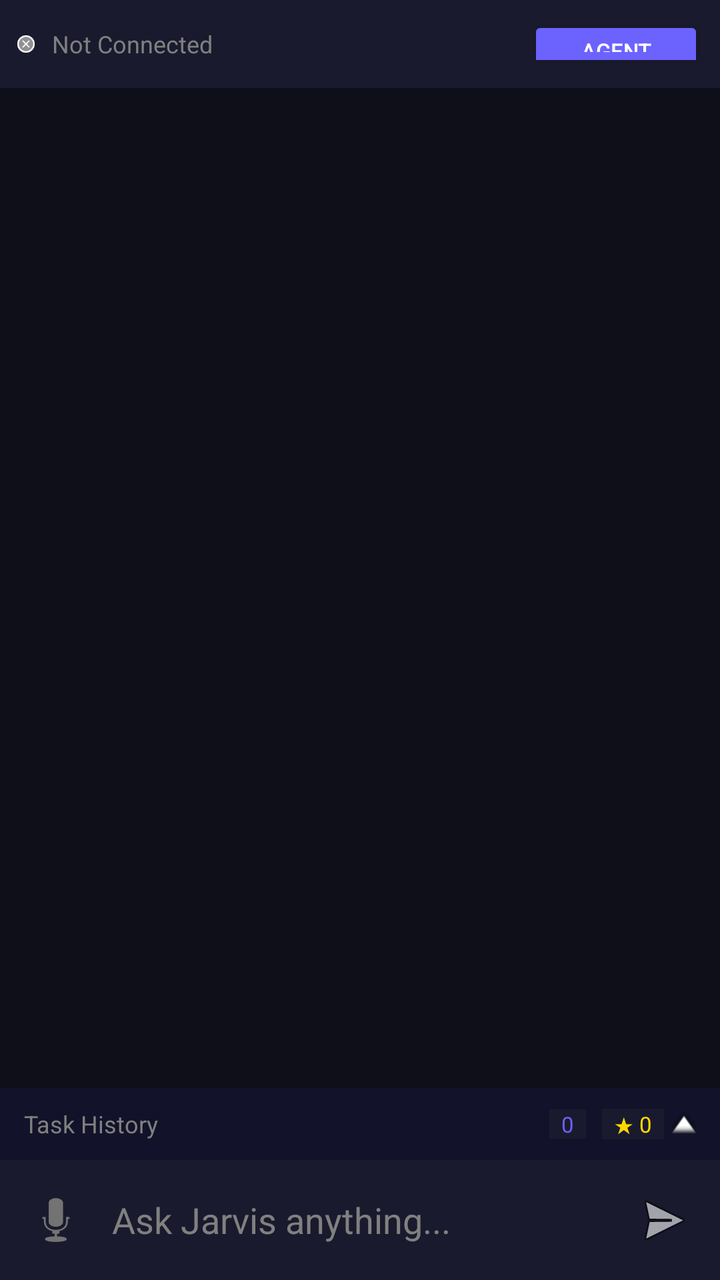
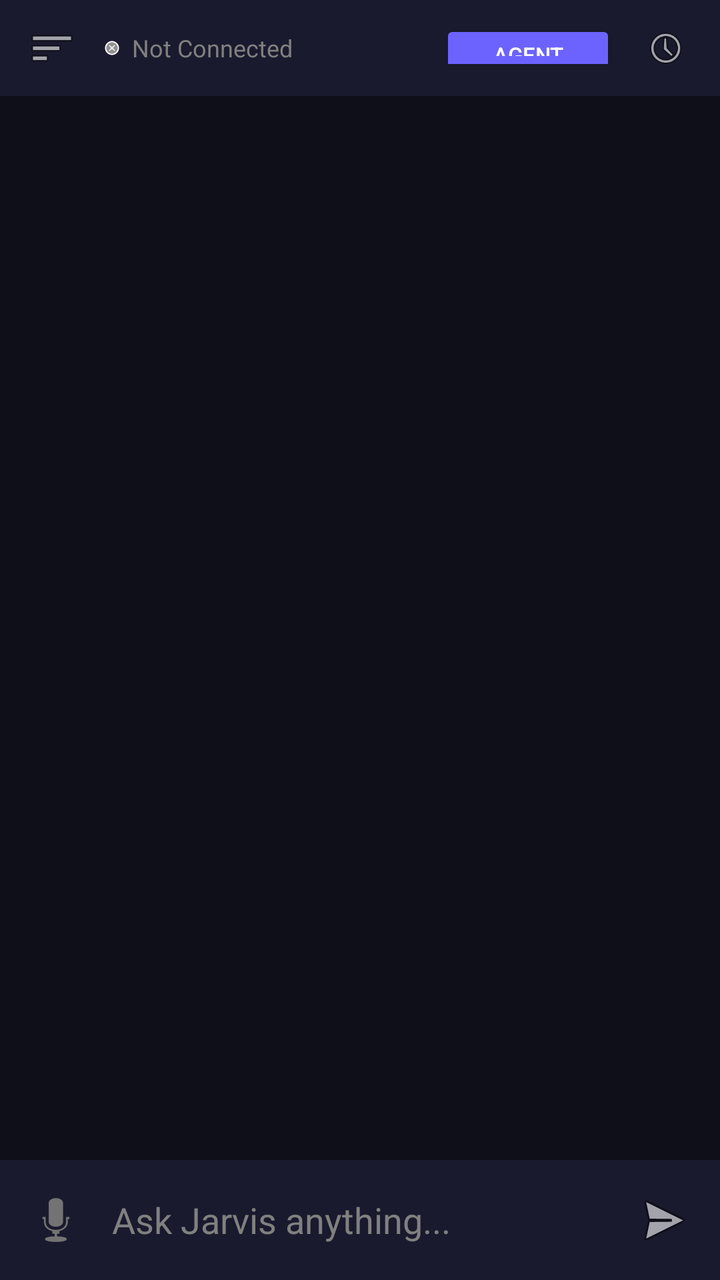

An Android layout rendered at two revisions. The XML below is the earlier revision; the diff shows what the commit changed to produce the second picture.
<!-- AndroidManifest.xml: application theme Theme.JarvisAgent -->
<!-- res/layout/activity_main.xml -->
<?xml version="1.0" encoding="utf-8"?>
<FrameLayout
    xmlns:android="http://schemas.android.com/apk/res/android"
    android:layout_width="match_parent"
    android:layout_height="match_parent"
    android:background="#0F0F1A"
    android:fitsSystemWindows="true">

    
    <LinearLayout
        android:layout_width="match_parent"
        android:layout_height="match_parent"
        android:orientation="vertical">

        
        <LinearLayout
            android:id="@+id/statusBar"
            android:layout_width="match_parent"
            android:layout_height="wrap_content"
            android:orientation="horizontal"
            android:padding="8dp"
            android:gravity="center_vertical"
            android:background="#1A1A2E">

            <View
                android:id="@+id/statusIndicator"
                android:layout_width="10dp"
                android:layout_height="10dp"
                android:background="@android:drawable/presence_offline" />

            <TextView
                android:id="@+id/statusText"
                android:layout_width="0dp"
                android:layout_height="wrap_content"
                android:layout_weight="1"
                android:layout_marginStart="8dp"
                android:text="Not Connected"
                android:textColor="#808080"
                android:textSize="12sp" />

            <ToggleButton
                android:id="@+id/modeToggle"
                android:layout_width="wrap_content"
                android:layout_height="28dp"
                android:textOn="Chat"
                android:textOff="Agent"
                android:textSize="11sp"
                android:backgroundTint="#6C63FF"
                android:textColor="#FFFFFF" />

            <ProgressBar
                android:id="@+id/progressBar"
                android:layout_width="20dp"
                android:layout_height="20dp"
                android:layout_marginStart="8dp"
                android:visibility="gone" />
        </LinearLayout>

        
        <ListView
            android:id="@+id/messageList"
            android:layout_width="match_parent"
            android:layout_height="0dp"
            android:layout_weight="1"
            android:clipToPadding="false"
            android:padding="8dp"
            android:divider="@null"
            android:dividerHeight="4dp"
            android:stackFromBottom="true"
            android:transcriptMode="alwaysScroll" />

        
        <LinearLayout
            android:id="@+id/taskHistoryBar"
            android:layout_width="match_parent"
            android:layout_height="36dp"
            android:orientation="horizontal"
            android:gravity="center_vertical"
            android:paddingStart="12dp"
            android:paddingEnd="12dp"
            android:background="#12122A"
            android:clickable="true"
            android:focusable="true">

            <TextView
                android:layout_width="0dp"
                android:layout_height="wrap_content"
                android:layout_weight="1"
                android:text="Task History"
                android:textColor="#808080"
                android:textSize="12sp" />

            <TextView
                android:id="@+id/taskCountBadge"
                android:layout_width="wrap_content"
                android:layout_height="wrap_content"
                android:text="0"
                android:textColor="#6C63FF"
                android:textSize="11sp"
                android:paddingStart="6dp"
                android:paddingEnd="6dp"
                android:background="#1A1A2E"
                android:layout_marginEnd="8dp" />

            <TextView
                android:id="@+id/starredCountBadge"
                android:layout_width="wrap_content"
                android:layout_height="wrap_content"
                android:text="★ 0"
                android:textColor="#FFD700"
                android:textSize="11sp"
                android:paddingStart="6dp"
                android:paddingEnd="6dp"
                android:background="#1A1A2E"
                android:layout_marginEnd="4dp" />

            <View
                android:layout_width="12dp"
                android:layout_height="12dp"
                android:background="@android:drawable/arrow_up_float" />
        </LinearLayout>

        
        <LinearLayout
            android:layout_width="match_parent"
            android:layout_height="wrap_content"
            android:orientation="horizontal"
            android:padding="8dp"
            android:gravity="center_vertical"
            android:background="#1A1A2E">

            <ImageButton
                android:id="@+id/voiceButton"
                android:layout_width="40dp"
                android:layout_height="40dp"
                android:src="@android:drawable/ic_btn_speak_now"
                android:background="?android:attr/selectableItemBackgroundBorderless"
                android:contentDescription="Voice input" />

            <EditText
                android:id="@+id/messageInput"
                android:layout_width="0dp"
                android:layout_height="wrap_content"
                android:layout_weight="1"
                android:layout_marginStart="8dp"
                android:layout_marginEnd="8dp"
                android:background="@android:color/transparent"
                android:hint="Ask Jarvis anything..."
                android:textColorHint="#808080"
                android:textColor="#E0E0E0"
                android:minHeight="44dp"
                android:maxLines="4"
                android:inputType="textMultiLine"
                android:imeOptions="actionSend" />

            <ImageButton
                android:id="@+id/sendButton"
                android:layout_width="40dp"
                android:layout_height="40dp"
                android:src="@android:drawable/ic_menu_send"
                android:background="?android:attr/selectableItemBackgroundBorderless"
                android:contentDescription="Send" />
        </LinearLayout>
    </LinearLayout>

    
    <FrameLayout
        android:id="@+id/taskHistoryOverlay"
        android:layout_width="match_parent"
        android:layout_height="match_parent"
        android:background="#AA000000"
        android:visibility="gone"
        android:clickable="true"
        android:focusable="true">

        <LinearLayout
            android:id="@+id/taskHistoryDrawer"
            android:layout_width="match_parent"
            android:layout_height="match_parent"
            android:layout_gravity="bottom"
            android:orientation="vertical"
            android:background="#0F0F1A"
            android:paddingTop="16dp">

            
            <LinearLayout
                android:layout_width="match_parent"
                android:layout_height="wrap_content"
                android:orientation="horizontal"
                android:gravity="center_vertical"
                android:paddingStart="16dp"
                android:paddingEnd="16dp"
                android:paddingBottom="12dp">

                <TextView
                    android:layout_width="0dp"
                    android:layout_height="wrap_content"
                    android:layout_weight="1"
                    android:text="Task History"
                    android:textColor="#E0E0E0"
                    android:textSize="18sp"
                    android:textStyle="bold" />

                <TextView
                    android:id="@+id/drawerStarredCount"
                    android:layout_width="wrap_content"
                    android:layout_height="wrap_content"
                    android:text="★ Starred: 0"
                    android:textColor="#FFD700"
                    android:textSize="13sp"
                    android:layout_marginEnd="12dp" />

                <ImageButton
                    android:id="@+id/closeDrawerButton"
                    android:layout_width="32dp"
                    android:layout_height="32dp"
                    android:src="@android:drawable/ic_menu_close_clear_cancel"
                    android:background="?android:attr/selectableItemBackgroundBorderless"
                    android:contentDescription="Close"
                    android:scaleType="centerInside" />
            </LinearLayout>

            
            <TextView
                android:id="@+id/starredSectionHeader"
                android:layout_width="match_parent"
                android:layout_height="wrap_content"
                android:paddingStart="16dp"
                android:paddingEnd="16dp"
                android:paddingTop="8dp"
                android:paddingBottom="4dp"
                android:text="★ Saved Forever"
                android:textColor="#FFD700"
                android:textSize="13sp"
                android:visibility="gone" />

            <ListView
                android:id="@+id/starredTaskList"
                android:layout_width="match_parent"
                android:layout_height="0dp"
                android:layout_weight="1"
                android:divider="@null"
                android:dividerHeight="2dp"
                android:paddingStart="8dp"
                android:paddingEnd="8dp"
                android:visibility="gone" />

            
            <TextView
                android:id="@+id/todaySectionHeader"
                android:layout_width="match_parent"
                android:layout_height="wrap_content"
                android:paddingStart="16dp"
                android:paddingEnd="16dp"
                android:paddingTop="12dp"
                android:paddingBottom="4dp"
                android:text="Today's Tasks"
                android:textColor="#6C63FF"
                android:textSize="13sp"
                android:visibility="gone" />

            <ListView
                android:id="@+id/todayTaskList"
                android:layout_width="match_parent"
                android:layout_height="0dp"
                android:layout_weight="1"
                android:divider="@null"
                android:dividerHeight="2dp"
                android:paddingStart="8dp"
                android:paddingEnd="8dp" />

            
            <TextView
                android:id="@+id/emptyTaskMessage"
                android:layout_width="match_parent"
                android:layout_height="0dp"
                android:layout_weight="1"
                android:gravity="center"
                android:text="No tasks yet.\nYour tasks will appear here."
                android:textColor="#606060"
                android:textSize="14sp"
                android:visibility="gone" />

            
            <TextView
                android:layout_width="match_parent"
                android:layout_height="wrap_content"
                android:gravity="center"
                android:padding="12dp"
                android:text="Star a task to save it forever • Unstarred tasks expire in 24h or after 5 tasks"
                android:textColor="#505050"
                android:textSize="11sp" />
        </LinearLayout>
    </FrameLayout>
</FrameLayout>
<!-- resources referenced by this layout -->
<resources>
  <style name="Theme.JarvisAgent" parent="android:Theme.DeviceDefault.NoActionBar">
          <item name="android:windowBackground">@color/background</item>
          <item name="android:statusBarColor">@color/surface</item>
          <item name="android:navigationBarColor">@color/surface</item>
          <item name="android:textColorPrimary">@color/text_primary</item>
          <item name="android:textColorSecondary">@color/text_secondary</item>
          <item name="android:colorPrimary">@color/primary</item>
          <item name="android:colorAccent">@color/accent</item>
      </style>
  <color name="background">#0F0F1A</color>
  <color name="surface">#1A1A2E</color>
  <color name="text_primary">#E0E0E0</color>
  <color name="text_secondary">#808080</color>
  <color name="primary">#6C63FF</color>
  <color name="accent">#FF6B6B</color>
</resources>

<!-- the commit's change to res/layout/activity_main.xml (unified diff, before → after) -->
@@ -14,30 +14,45 @@
 
         
         <LinearLayout
-            android:id="@+id/statusBar"
+            android:id="@+id/topBar"
             android:layout_width="match_parent"
-            android:layout_height="wrap_content"
+            android:layout_height="48dp"
             android:orientation="horizontal"
-            android:padding="8dp"
+            android:paddingStart="4dp"
+            android:paddingEnd="8dp"
             android:gravity="center_vertical"
             android:background="#1A1A2E">
 
+            
+            <ImageButton
+                android:id="@+id/menuButton"
+                android:layout_width="44dp"
+                android:layout_height="44dp"
+                android:src="@android:drawable/ic_menu_sort_by_size"
+                android:background="?android:attr/selectableItemBackgroundBorderless"
+                android:contentDescription="Menu"
+                android:scaleType="centerInside"
+                android:padding="10dp" />
+
+            
             <View
                 android:id="@+id/statusIndicator"
-                android:layout_width="10dp"
-                android:layout_height="10dp"
-                android:background="@android:drawable/presence_offline" />
+                android:layout_width="8dp"
+                android:layout_height="8dp"
+                android:background="@android:drawable/presence_offline"
+                android:layout_marginStart="4dp" />
 
             <TextView
                 android:id="@+id/statusText"
                 android:layout_width="0dp"
                 android:layout_height="wrap_content"
                 android:layout_weight="1"
-                android:layout_marginStart="8dp"
+                android:layout_marginStart="6dp"
                 android:text="Not Connected"
                 android:textColor="#808080"
                 android:textSize="12sp" />
 
+            
             <ToggleButton
                 android:id="@+id/modeToggle"
                 android:layout_width="wrap_content"
@@ -50,10 +65,22 @@
 
             <ProgressBar
                 android:id="@+id/progressBar"
-                android:layout_width="20dp"
-                android:layout_height="20dp"
-                android:layout_marginStart="8dp"
+                android:layout_width="18dp"
+                android:layout_height="18dp"
+                android:layout_marginStart="6dp"
                 android:visibility="gone" />
+
+            
+            <ImageButton
+                android:id="@+id/taskHistoryButton"
+                android:layout_width="38dp"
+                android:layout_height="38dp"
+                android:src="@android:drawable/ic_menu_recent_history"
+                android:background="?android:attr/selectableItemBackgroundBorderless"
+                android:contentDescription="Task History"
+                android:scaleType="centerInside"
+                android:padding="8dp"
+                android:layout_marginStart="6dp" />
         </LinearLayout>
 
         
@@ -71,57 +98,6 @@
 
         
         <LinearLayout
-            android:id="@+id/taskHistoryBar"
-            android:layout_width="match_parent"
-            android:layout_height="36dp"
-            android:orientation="horizontal"
-            android:gravity="center_vertical"
-            android:paddingStart="12dp"
-            android:paddingEnd="12dp"
-            android:background="#12122A"
-            android:clickable="true"
-            android:focusable="true">
-
-            <TextView
-                android:layout_width="0dp"
-                android:layout_height="wrap_content"
-                android:layout_weight="1"
-                android:text="Task History"
-                android:textColor="#808080"
-                android:textSize="12sp" />
-
-            <TextView
-                android:id="@+id/taskCountBadge"
-                android:layout_width="wrap_content"
-                android:layout_height="wrap_content"
-                android:text="0"
-                android:textColor="#6C63FF"
-                android:textSize="11sp"
-                android:paddingStart="6dp"
-                android:paddingEnd="6dp"
-                android:background="#1A1A2E"
-                android:layout_marginEnd="8dp" />
-
-            <TextView
-                android:id="@+id/starredCountBadge"
-                android:layout_width="wrap_content"
-                android:layout_height="wrap_content"
-                android:text="★ 0"
-                android:textColor="#FFD700"
-                android:textSize="11sp"
-                android:paddingStart="6dp"
-                android:paddingEnd="6dp"
-                android:background="#1A1A2E"
-                android:layout_marginEnd="4dp" />
-
-            <View
-                android:layout_width="12dp"
-                android:layout_height="12dp"
-                android:background="@android:drawable/arrow_up_float" />
-        </LinearLayout>
-
-        
-        <LinearLayout
             android:layout_width="match_parent"
             android:layout_height="wrap_content"
             android:orientation="horizontal"
@@ -164,6 +140,267 @@
     </LinearLayout>
 
     
+    
+    
+    <FrameLayout
+        android:id="@+id/menuOverlay"
+        android:layout_width="match_parent"
+        android:layout_height="match_parent"
+        android:background="#AA000000"
+        android:visibility="gone"
+        android:clickable="true"
+        android:focusable="true">
+
+        <LinearLayout
+            android:id="@+id/menuDrawer"
+            android:layout_width="280dp"
+            android:layout_height="match_parent"
+            android:layout_gravity="start"
+            android:orientation="vertical"
+            android:background="#0F0F1A"
+            android:paddingTop="16dp">
+
+            
+            <LinearLayout
+                android:layout_width="match_parent"
+                android:layout_height="wrap_content"
+                android:orientation="vertical"
+                android:paddingStart="20dp"
+                android:paddingEnd="20dp"
+                android:paddingBottom="16dp">
+
+                <TextView
+                    android:layout_width="wrap_content"
+                    android:layout_height="wrap_content"
+                    android:text="Jarvis"
+                    android:textColor="#6C63FF"
+                    android:textSize="22sp"
+                    android:textStyle="bold" />
+
+                <TextView
+                    android:layout_width="wrap_content"
+                    android:layout_height="wrap_content"
+                    android:text="Your Android Assistant"
+                    android:textColor="#808080"
+                    android:textSize="12sp"
+                    android:layout_marginTop="2dp" />
+            </LinearLayout>
+
+            <View
+                android:layout_width="match_parent"
+                android:layout_height="1dp"
+                android:background="#2A2A4E" />
+
+            
+            <ScrollView
+                android:layout_width="match_parent"
+                android:layout_height="0dp"
+                android:layout_weight="1">
+
+                <LinearLayout
+                    android:layout_width="match_parent"
+                    android:layout_height="wrap_content"
+                    android:orientation="vertical">
+
+                    
+                    <LinearLayout
+                        android:id="@+id/menuSettings"
+                        android:layout_width="match_parent"
+                        android:layout_height="52dp"
+                        android:orientation="horizontal"
+                        android:gravity="center_vertical"
+                        android:paddingStart="20dp"
+                        android:paddingEnd="20dp"
+                        android:clickable="true"
+                        android:focusable="true"
+                        android:background="?android:attr/selectableItemBackground">
+
+                        <ImageView
+                            android:layout_width="22dp"
+                            android:layout_height="22dp"
+                            android:src="@android:drawable/ic_menu_preferences"
+                            android:scaleType="centerInside" />
+
+                        <TextView
+                            android:layout_width="wrap_content"
+                            android:layout_height="wrap_content"
+                            android:text="Settings"
+                            android:textColor="#E0E0E0"
+                            android:textSize="15sp"
+                            android:layout_marginStart="16dp" />
+                    </LinearLayout>
+
+                    
+                    <LinearLayout
+                        android:layout_width="match_parent"
+                        android:layout_height="wrap_content"
+                        android:orientation="vertical"
+                        android:paddingStart="20dp"
+                        android:paddingEnd="20dp"
+                        android:paddingTop="4dp"
+                        android:paddingBottom="8dp">
+
+                        <TextView
+                            android:layout_width="wrap_content"
+                            android:layout_height="wrap_content"
+                            android:text="Max Agent Steps"
+                            android:textColor="#E0E0E0"
+                            android:textSize="14sp" />
+
+                        <LinearLayout
+                            android:layout_width="match_parent"
+                            android:layout_height="wrap_content"
+                            android:orientation="horizontal"
+                            android:gravity="center_vertical"
+                            android:layout_marginTop="4dp">
+
+                            <SeekBar
+                                android:id="@+id/maxStepsSlider"
+                                android:layout_width="0dp"
+                                android:layout_height="wrap_content"
+                                android:layout_weight="1"
+                                android:max="100"
+                                android:progress="25"
+                                android:thumbTint="#6C63FF"
+                                android:progressTint="#6C63FF" />
+
+                            <TextView
+                                android:id="@+id/maxStepsValue"
+                                android:layout_width="36dp"
+                                android:layout_height="wrap_content"
+                                android:text="25"
+                                android:textColor="#6C63FF"
+                                android:textSize="14sp"
+                                android:gravity="center" />
+                        </LinearLayout>
+                    </LinearLayout>
+
+                    <View
+                        android:layout_width="match_parent"
+                        android:layout_height="1dp"
+                        android:background="#1A1A2E" />
+
+                    
+                    <LinearLayout
+                        android:id="@+id/menuAccessibility"
+                        android:layout_width="match_parent"
+                        android:layout_height="52dp"
+                        android:orientation="horizontal"
+                        android:gravity="center_vertical"
+                        android:paddingStart="20dp"
+                        android:paddingEnd="20dp"
+                        android:clickable="true"
+                        android:focusable="true"
+                        android:background="?android:attr/selectableItemBackground">
+
+                        <ImageView
+                            android:layout_width="22dp"
+                            android:layout_height="22dp"
+                            android:src="@android:drawable/ic_menu_preferences"
+                            android:scaleType="centerInside" />
+
+                        <TextView
+                            android:layout_width="wrap_content"
+                            android:layout_height="wrap_content"
+                            android:text="Accessibility Settings"
+                            android:textColor="#E0E0E0"
+                            android:textSize="15sp"
+                            android:layout_marginStart="16dp" />
+                    </LinearLayout>
+
+                    
+                    <LinearLayout
+                        android:id="@+id/menuOverlayToggle"
+                        android:layout_width="match_parent"
+                        android:layout_height="52dp"
+                        android:orientation="horizontal"
+                        android:gravity="center_vertical"
+                        android:paddingStart="20dp"
+                        android:paddingEnd="20dp"
+                        android:clickable="true"
+                        android:focusable="true"
+                        android:background="?android:attr/selectableItemBackground">
+
+                        <ImageView
+                            android:layout_width="22dp"
+                            android:layout_height="22dp"
+                            android:src="@android:drawable/ic_menu_manage"
+                            android:scaleType="centerInside" />
+
+                        <TextView
+                            android:layout_width="0dp"
+                            android:layout_height="wrap_content"
+                            android:layout_weight="1"
+                            android:text="Floating Overlay"
+                            android:textColor="#E0E0E0"
+                            android:textSize="15sp"
+                            android:layout_marginStart="16dp" />
+
+                        <TextView
+                            android:id="@+id/overlayStatusText"
+                            android:layout_width="wrap_content"
+                            android:layout_height="wrap_content"
+                            android:text="OFF"
+                            android:textColor="#808080"
+                            android:textSize="12sp" />
+                    </LinearLayout>
+
+                    <View
+                        android:layout_width="match_parent"
+                        android:layout_height="1dp"
+                        android:background="#1A1A2E" />
+
+                    
+                    <LinearLayout
+                        android:id="@+id/menuAbout"
+                        android:layout_width="match_parent"
+                        android:layout_height="52dp"
+                        android:orientation="horizontal"
+                        android:gravity="center_vertical"
+                        android:paddingStart="20dp"
+                        android:paddingEnd="20dp"
+                        android:clickable="true"
+                        android:focusable="true"
+                        android:background="?android:attr/selectableItemBackground">
+
+                        <ImageView
+                            android:layout_width="22dp"
+                            android:layout_height="22dp"
+                            android:src="@android:drawable/ic_menu_info_details"
+                            android:scaleType="centerInside" />
+
+                        <TextView
+                            android:layout_width="wrap_content"
+                            android:layout_height="wrap_content"
+                            android:text="About Jarvis"
+                            android:textColor="#E0E0E0"
+                            android:textSize="15sp"
+                            android:layout_marginStart="16dp" />
+                    </LinearLayout>
+
+                </LinearLayout>
+            </ScrollView>
+
+            
+            <View
+                android:layout_width="match_parent"
+                android:layout_height="1dp"
+                android:background="#2A2A4E" />
+
+            <TextView
+                android:layout_width="match_parent"
+                android:layout_height="wrap_content"
+                android:gravity="center"
+                android:padding="12dp"
+                android:text="Jarvis Agent v1.0.0"
+                android:textColor="#505050"
+                android:textSize="11sp" />
+        </LinearLayout>
+    </FrameLayout>
+
+    
+    
+    
     <FrameLayout
         android:id="@+id/taskHistoryOverlay"
         android:layout_width="match_parent"
@@ -177,7 +414,7 @@
             android:id="@+id/taskHistoryDrawer"
             android:layout_width="match_parent"
             android:layout_height="match_parent"
-            android:layout_gravity="bottom"
+            android:layout_gravity="end"
             android:orientation="vertical"
             android:background="#0F0F1A"
             android:paddingTop="16dp">
@@ -205,7 +442,7 @@
                     android:id="@+id/drawerStarredCount"
                     android:layout_width="wrap_content"
                     android:layout_height="wrap_content"
-                    android:text="★ Starred: 0"
+                    android:text="Starred: 0"
                     android:textColor="#FFD700"
                     android:textSize="13sp"
                     android:layout_marginEnd="12dp" />
@@ -229,7 +466,7 @@
                 android:paddingEnd="16dp"
                 android:paddingTop="8dp"
                 android:paddingBottom="4dp"
-                android:text="★ Saved Forever"
+                android:text="Saved Forever"
                 android:textColor="#FFD700"
                 android:textSize="13sp"
                 android:visibility="gone" />
@@ -287,7 +524,7 @@
                 android:layout_height="wrap_content"
                 android:gravity="center"
                 android:padding="12dp"
-                android:text="Star a task to save it forever • Unstarred tasks expire in 24h or after 5 tasks"
+                android:text="Star a task to save it forever. Unstarred tasks expire in 24h or after 5 tasks."
                 android:textColor="#505050"
                 android:textSize="11sp" />
         </LinearLayout>
